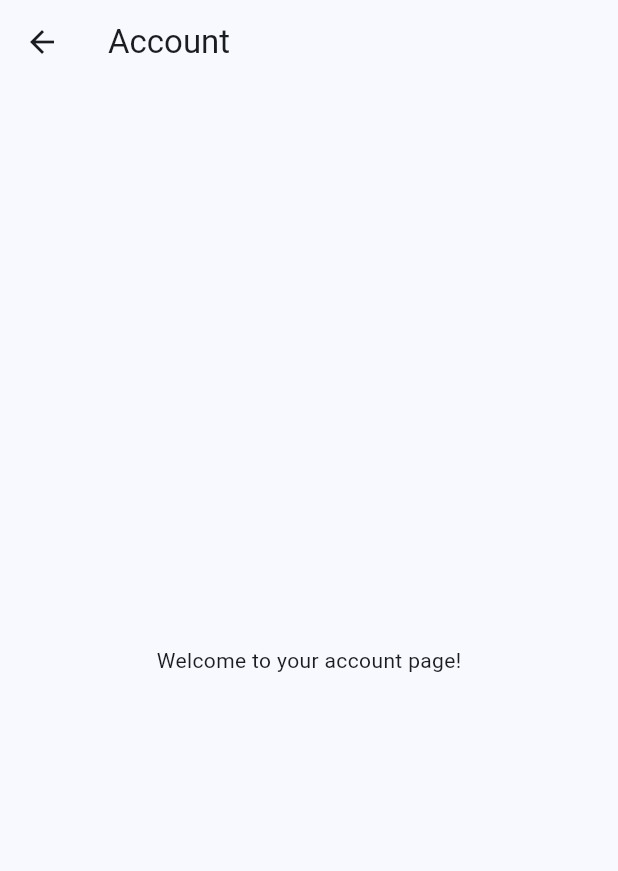
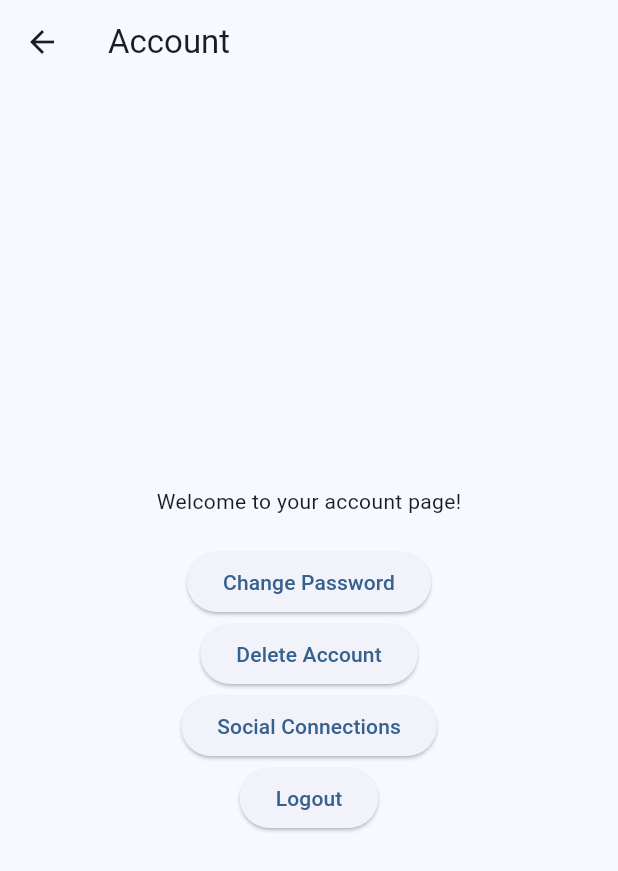
Before and after one commit to yihong1120/traffic_report_front_flutter, a Flutter app: the AccountPage screen opened by its route, on a phone screen of 412 x 824 dp. Shown: the top 871 px of the screen. Run offline on Flutter 3.47's test engine with Material 3 defaults, Android fonts, the phone set to English and light mode, and no system bars; our stand-ins replace camera, flutter_dotenv, flutter_secure_storage, google_maps_flutter, image_picker, logger and 1 more; accounts and stored records are empty; network calls fail.

Commit message:
Complete login functions and /accounts page

```diff
--- a/lib/screens/accounts/account_page.dart
+++ b/lib/screens/accounts/account_page.dart
@@ -1,5 +1,5 @@
 import 'package:flutter/material.dart';
-import '../../services/auth_service.dart'; // 假設您有一個處理身份驗證的服務
+import '../../services/auth_service.dart'; // 假设您有一个处理身份验证的服务
 
 class AccountPage extends StatefulWidget {
   const AccountPage({super.key});
@@ -9,7 +9,8 @@ class AccountPage extends StatefulWidget {
 }
 
 class AccountPageState extends State<AccountPage> {
-  bool _isLoggedIn = false; // 這個應該根據實際的登入狀態來設定
+  bool _isLoggedIn = false; // 这个应该根据实际的登录状态来设置
+  // 可以添加更多的用户信息，例如用户名、电子邮件等
 
   @override
   void initState() {
@@ -33,10 +34,20 @@ class AccountPageState extends State<AccountPage> {
     }
   }
 
+  void _logout() async {
+    // 获取 Navigator 状态
+    final navigator = Navigator.of(context);
+
+    // 调用注销服务
+    await AuthService.logout();
+    // 导航回登录页面
+    navigator.pushReplacementNamed('/login');
+  }
+
   @override
   Widget build(BuildContext context) {
     if (!_isLoggedIn) {
-      // 如果用戶未登入，顯示加載指示器，直到我們檢查完畢
+      // 如果用户未登录，显示加载指示器，直到我们检查完毕
       return const Scaffold(
         body: Center(
           child: CircularProgressIndicator(),
@@ -44,13 +55,50 @@ class AccountPageState extends State<AccountPage> {
       );
     }
 
-    // 如果用戶已登入，顯示帳戶信息
+    // 如果用户已登录，显示账户信息
     return Scaffold(
       appBar: AppBar(
         title: const Text('Account'),
       ),
-      body: const Center(
-        child: Text('Welcome to your account page!'),
+      body: Center(
+        child: Column(
+          mainAxisAlignment: MainAxisAlignment.center,
+          children: [
+            const Text('Welcome to your account page!'),
+            const SizedBox(height: 20),
+            // 显示更多的用户信息
+
+            // 更改密码按钮
+            ElevatedButton(
+              onPressed: () {
+                Navigator.of(context).pushNamed('/password-change');
+              },
+              child: const Text('Change Password'),
+            ),
+
+            // 账户删除确认按钮
+            ElevatedButton(
+              onPressed: () {
+                Navigator.of(context).pushNamed('/account-delete-confirm');
+              },
+              child: const Text('Delete Account'),
+            ),
+
+            // 社交连接页面按钮
+            ElevatedButton(
+              onPressed: () {
+                Navigator.of(context).pushNamed('/social-connections');
+              },
+              child: const Text('Social Connections'),
+            ),
+
+            // 注销按钮
+            ElevatedButton(
+              onPressed: _logout,
+              child: const Text('Logout'),
+            ),
+          ],
+        ),
       ),
     );
   }
--- a/lib/screens/accounts/login.dart
+++ b/lib/screens/accounts/login.dart
@@ -16,6 +16,8 @@ class LoginPageState extends State<LoginPage> {
 
   void _login() async {
     if (_formKey.currentState!.validate()) {
+      _formKey.currentState!.save(); // 保存表单数据到变量
+
       setState(() {
         _isLoading = true;
       });
@@ -29,7 +31,7 @@ class LoginPageState extends State<LoginPage> {
 
       // 根据操作结果使用先前获取的状态
       if (loggedIn) {
-        navigator.pushReplacementNamed('/account');
+        navigator.pushReplacementNamed('/accounts'); // 导航到账户页面，路由需要根据你的项目设置
       } else {
         scaffoldMessenger.showSnackBar(
           const SnackBar(content: Text('Invalid username or password')),
```
